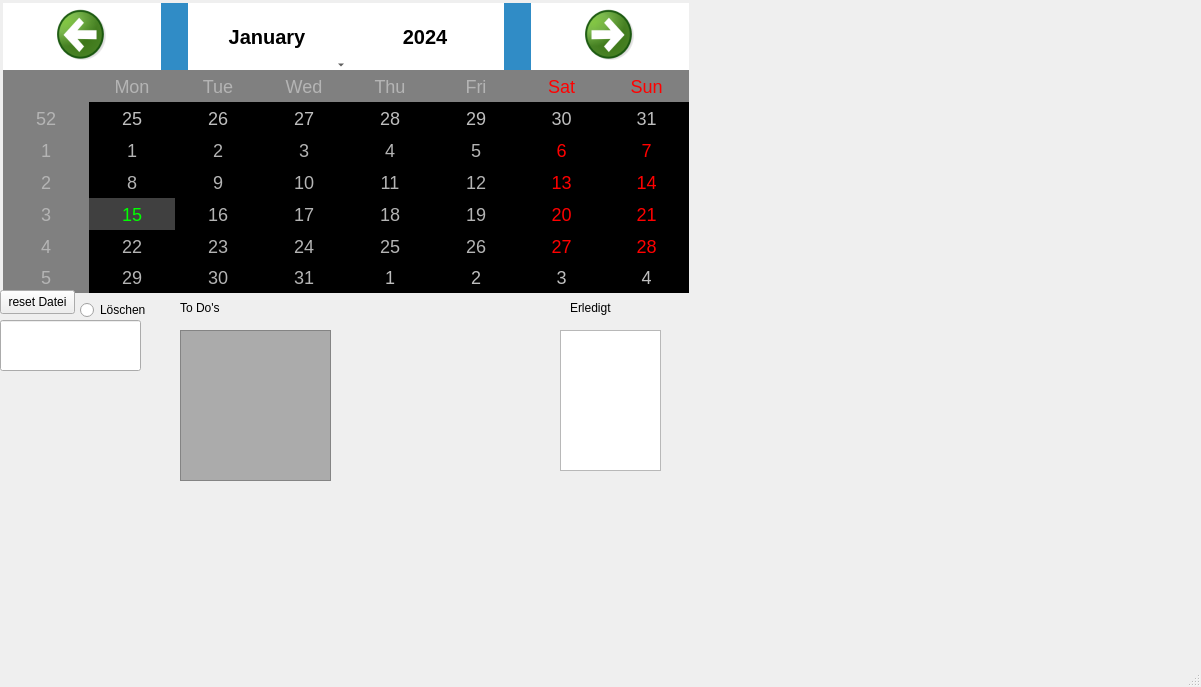
Dirkoonk/OrgaNicer, file OrgaNicer/organicer.ui: the form before one commit.
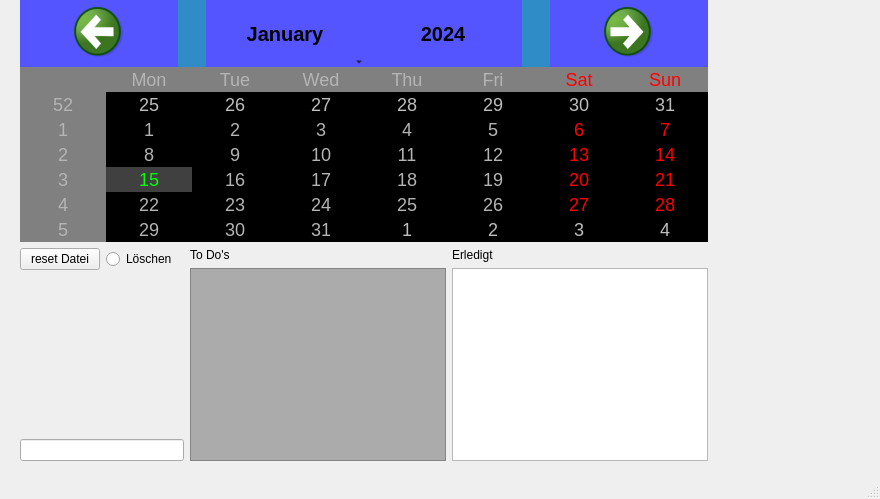
The form after the commit.

What changed in the file:
```diff
--- a/OrgaNicer/organicer.ui
+++ b/OrgaNicer/organicer.ui
@@ -6,8 +6,8 @@
    <rect>
     <x>0</x>
     <y>0</y>
-    <width>1201</width>
-    <height>687</height>
+    <width>880</width>
+    <height>499</height>
    </rect>
   </property>
   <property name="windowTitle">
@@ -29,46 +29,18 @@
    <property name="autoFillBackground">
     <bool>true</bool>
    </property>
-   <widget class="QListWidget" name="Erledigt">
+   <widget class="QWidget" name="verticalLayoutWidget">
     <property name="geometry">
      <rect>
-      <x>560</x>
-      <y>330</y>
-      <width>101</width>
-      <height>141</height>
+      <x>20</x>
+      <y>0</y>
+      <width>688</width>
+      <height>461</height>
      </rect>
     </property>
-   </widget>
-   <widget class="QListWidget" name="AListe">
-    <property name="geometry">
-     <rect>
-      <x>180</x>
-      <y>330</y>
-      <width>151</width>
-      <height>151</height>
-     </rect>
-    </property>
-    <property name="minimumSize">
-     <size>
-      <width>10</width>
-      <height>10</height>
-     </size>
-    </property>
-    <property name="styleSheet">
-     <string notr="true">QListWidget {
-    background-color: rgb(171, 171, 171);
-}</string>
-    </property>
-   </widget>
+    <layout class="QVBoxLayout" name="verticalLayout">
+     <item>
    <widget class="QCalendarWidget" name="calendarWidget">
-    <property name="geometry">
-     <rect>
-      <x>3</x>
-      <y>3</y>
-      <width>686</width>
-      <height>290</height>
-     </rect>
-    </property>
     <property name="styleSheet">
      <string notr="true">QCalendarWidget QToolButton{
 
@@ -77,7 +49,7 @@
 color:black;
 font-size:20px;
 icon-size:56px,56px;
-background-color:white;
+background-color:rgb(85, 85, 255);
 
 }
 
@@ -96,67 +68,90 @@
 }</string>
     </property>
    </widget>
-   <widget class="QLineEdit" name="lineEdit">
-    <property name="geometry">
-     <rect>
-      <x>0</x>
-      <y>320</y>
-      <width>141</width>
-      <height>51</height>
-     </rect>
-    </property>
-   </widget>
+     </item>
+     <item>
+      <layout class="QHBoxLayout" name="horizontalLayout_2">
+       <item>
+        <layout class="QVBoxLayout" name="verticalLayout_2">
+         <item>
+          <layout class="QHBoxLayout" name="horizontalLayout">
+           <item>
    <widget class="QPushButton" name="pushButton_2">
-    <property name="geometry">
-     <rect>
-      <x>0</x>
-      <y>290</y>
-      <width>75</width>
-      <height>24</height>
-     </rect>
-    </property>
     <property name="text">
      <string>reset Datei</string>
     </property>
    </widget>
+           </item>
+           <item>
    <widget class="QRadioButton" name="radioButton">
-    <property name="geometry">
-     <rect>
-      <x>80</x>
-      <y>300</y>
-      <width>89</width>
-      <height>20</height>
-     </rect>
-    </property>
     <property name="text">
      <string>Löschen</string>
     </property>
    </widget>
+           </item>
+          </layout>
+         </item>
+         <item>
+          <spacer name="verticalSpacer">
+           <property name="orientation">
+            <enum>Qt::Vertical</enum>
+           </property>
+           <property name="sizeHint" stdset="0">
+            <size>
+             <width>20</width>
+             <height>40</height>
+            </size>
+           </property>
+          </spacer>
+         </item>
+         <item>
+          <widget class="QLineEdit" name="lineEdit"/>
+         </item>
+        </layout>
+       </item>
+       <item>
+        <layout class="QVBoxLayout" name="verticalLayout_3">
+         <item>
    <widget class="QLabel" name="label">
-    <property name="geometry">
-     <rect>
-      <x>180</x>
-      <y>300</y>
-      <width>161</width>
-      <height>16</height>
-     </rect>
-    </property>
     <property name="text">
      <string>To Do's</string>
     </property>
    </widget>
+         </item>
+         <item>
+          <widget class="QListWidget" name="AListe">
+           <property name="minimumSize">
+            <size>
+             <width>10</width>
+             <height>10</height>
+            </size>
+           </property>
+           <property name="styleSheet">
+            <string notr="true">QListWidget {
+    background-color: rgb(171, 171, 171);
+}</string>
+           </property>
+          </widget>
+         </item>
+        </layout>
+       </item>
+       <item>
+        <layout class="QVBoxLayout" name="verticalLayout_4">
+         <item>
    <widget class="QLabel" name="label_2">
-    <property name="geometry">
-     <rect>
-      <x>570</x>
-      <y>300</y>
-      <width>91</width>
-      <height>16</height>
-     </rect>
-    </property>
     <property name="text">
      <string>Erledigt</string>
     </property>
+          </widget>
+         </item>
+         <item>
+          <widget class="QListWidget" name="Erledigt"/>
+         </item>
+        </layout>
+       </item>
+      </layout>
+     </item>
+    </layout>
    </widget>
   </widget>
   <widget class="QStatusBar" name="statusbar"/>
```
Lines whose indentation alone changed are shown as unchanged.
